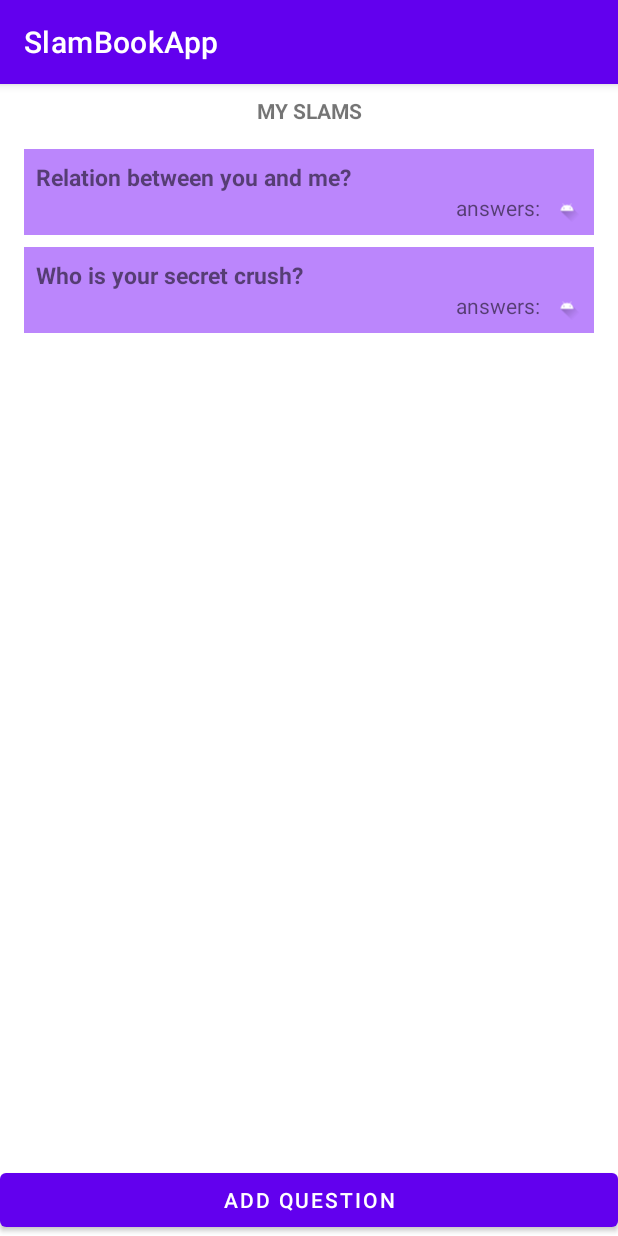
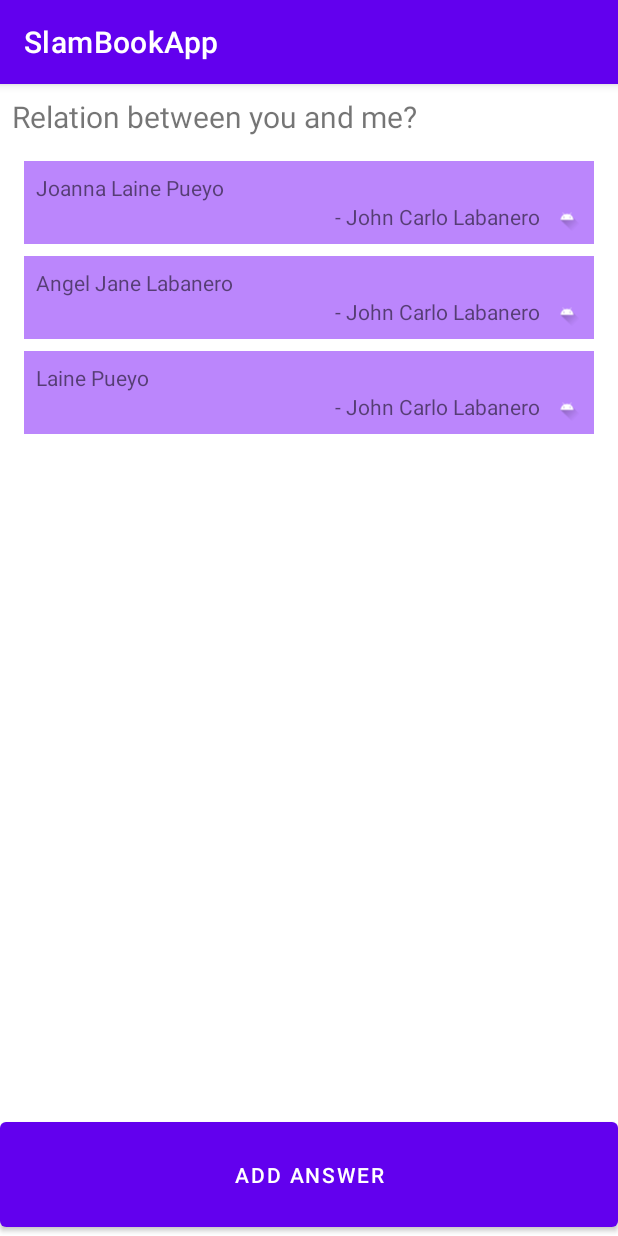
Before and after one commit to JCLabanero/hampas-libro, an Android app: the QuestionActivity screen opened directly, with no data from a screen before it, after a tap on "Relation between you and me?", on a phone screen of 412 x 824 dp. Run offline under Robolectric (Android 15) with nearby library versions, the phone set to English and light mode, and no system bars; 2 other taps on this screen came first.

Commit message:
make working question intent to answers

```diff
--- a/app/src/main/java/com/example/slambookapp/activities/AnswersActivity.java
+++ b/app/src/main/java/com/example/slambookapp/activities/AnswersActivity.java
@@ -7,9 +7,11 @@ import androidx.recyclerview.widget.RecyclerView;
 
 import android.content.Context;
 import android.content.DialogInterface;
+import android.content.Intent;
 import android.os.Bundle;
 import android.view.View;
 import android.widget.Button;
+import android.widget.TextView;
 import android.widget.Toast;
 
 import com.example.slambookapp.R;
@@ -25,15 +27,25 @@ public class AnswersActivity extends AppCompatActivity {
     Button buttonAdd;
     Context context = this;
     ArrayList<ContentAnswers> contentAnswersList = new ArrayList<>();
+    TextView question;
 
     @Override
     protected void onCreate(Bundle savedInstanceState) {
         super.onCreate(savedInstanceState);
         setContentView(R.layout.activity_answers);
         init();
+
+        Intent intent = getIntent();
+        if(intent.hasExtra("question")){
+            String questionAt = intent.getStringExtra("question");
+            question.setText(questionAt);
+        }
     }
 
     public void init() {
+
+        question = findViewById(R.id.textViewQuestion);
+
         contentAnswersList.add(new ContentAnswers(R.drawable.ic_launcher_foreground,"Joanna Laine Pueyo","- John Carlo Labanero"));
         contentAnswersList.add(new ContentAnswers(R.drawable.ic_launcher_foreground,"Angel Jane Labanero","- John Carlo Labanero"));
         contentAnswersList.add(new ContentAnswers(R.drawable.ic_launcher_foreground,"Laine Pueyo","- John Carlo Labanero"));
@@ -46,6 +58,7 @@ public class AnswersActivity extends AppCompatActivity {
 
         recyclerAdapter = new RecyclerViewAdapterForAnswers(context, R.layout.row_slam_answers, contentAnswersList);
         recyclerView1.setAdapter(recyclerAdapter);
+
         buttonAdd = findViewById(R.id.buttonAdd);
         buttonAdd.setOnClickListener(new View.OnClickListener() {
             @Override
--- a/app/src/main/java/com/example/slambookapp/activities/QuestionActivity.java
+++ b/app/src/main/java/com/example/slambookapp/activities/QuestionActivity.java
@@ -69,7 +69,10 @@ public class QuestionActivity extends AppCompatActivity {
         recyclerAdapter.setCustomOnItemClickListener(new RecyclerViewAdapterForQuestions.OnItemClickListener() {
             @Override
             public void onItemClick(int position) {
-                Toast.makeText(context, "You clicked "+position, Toast.LENGTH_SHORT).show();
+//                Toast.makeText(context, "you click "+contentQuestionsList.get(position).getQuestion(), Toast.LENGTH_SHORT).show();
+                Intent intent = new Intent(context,AnswersActivity.class);
+                intent.putExtra("question", contentQuestionsList.get(position).getQuestion());
+                startActivity(intent);
             }
         });
     }
--- a/app/src/main/res/layout/activity_answers.xml
+++ b/app/src/main/res/layout/activity_answers.xml
@@ -11,7 +11,7 @@
         android:id="@+id/textViewQuestion"
         android:layout_width="match_parent"
         android:layout_height="wrap_content"
-        android:text="Who is your crush?"
+        android:text="hey?"
         android:paddingTop="8dp"
         android:paddingHorizontal="8dp"
         android:textSize="20dp"/>
```
Also changed, not shown: app/src/main/java/com/example/slambookapp/viewholders/RecyclerViewAdapterForQuestions.java (+0 -9 lines).
